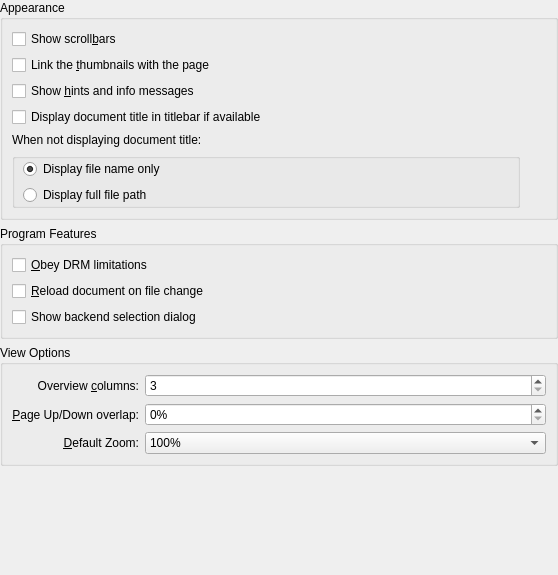
Before: the Qt Designer form conf/dlggeneralbase.ui in KDE/okular, drawn with Qt 5.
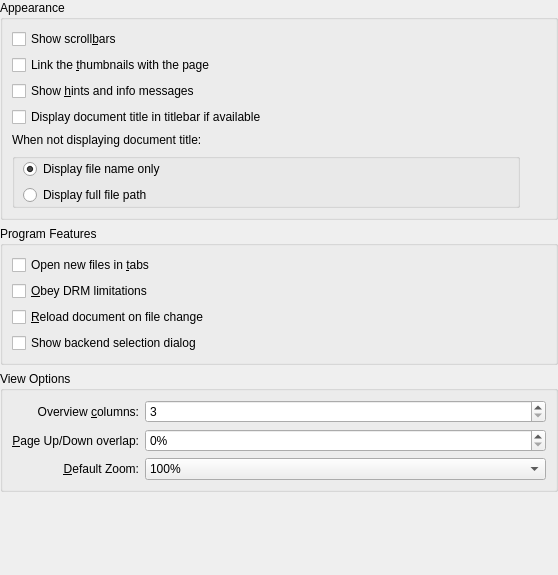
After: the same form once the commit is applied. Custom widgets are drawn as their Qt base class.

Commit message:
Move the open new files in tabs setting to configure dialog
Also make it non enabled by default for now

GUI
BUGS: 155515

Patch:
```diff
--- a/conf/dlggeneralbase.ui
+++ b/conf/dlggeneralbase.ui
@@ -187,6 +187,13 @@
         <property name="margin">
          <number>0</number>
         </property>
+        <item>
+         <widget class="QCheckBox" name="kcfg_ShellOpenFileInTabs">
+          <property name="text">
+           <string>Open new files in &amp;tabs</string>
+          </property>
+         </widget>
+        </item>
         <item>
          <widget class="QCheckBox" name="kcfg_ObeyDRM">
           <property name="text">
```
The commit also changes 7 other files.
